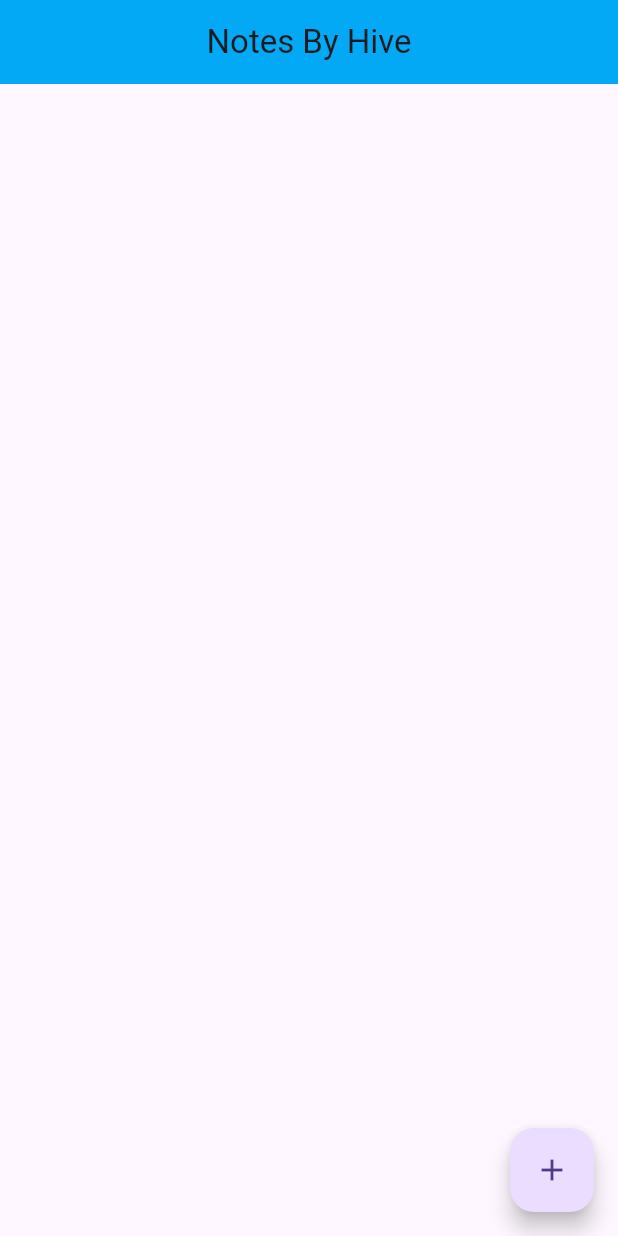
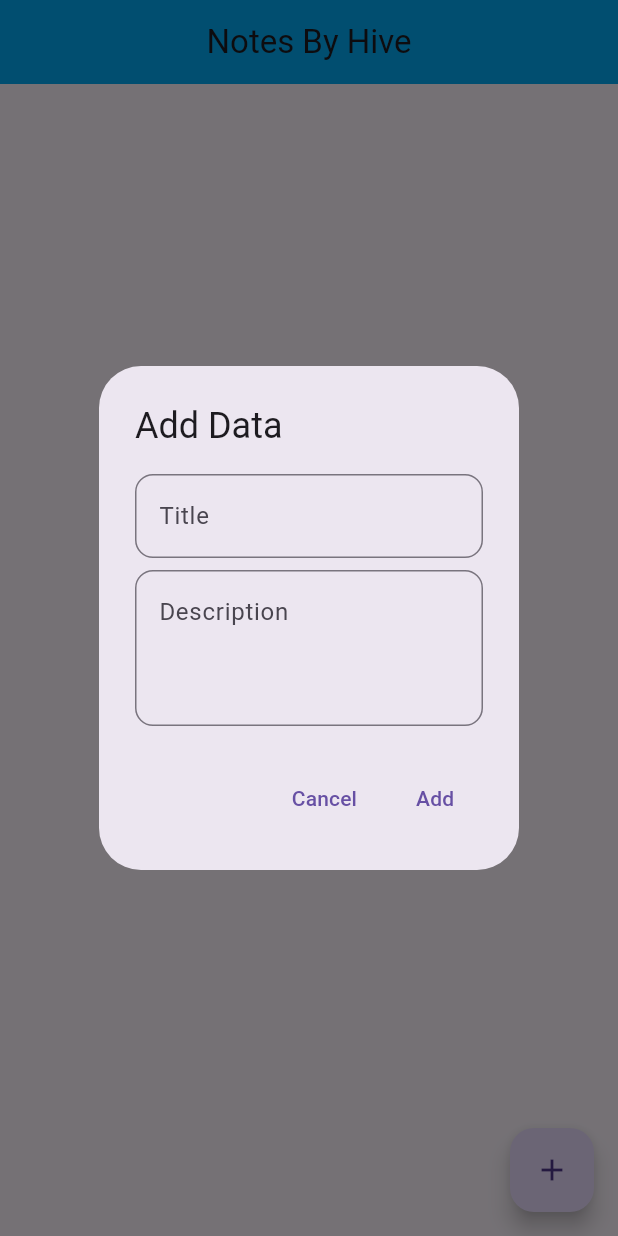
Before and after one commit to Roman-Dewan/noteApp_by_hive, a Flutter app: the screen it shows after launch, after a tap on the "add" icon, on a phone screen of 412 x 824 dp. Run offline on Flutter 3.47's test engine with Material 3 defaults, Android fonts, the phone set to English and light mode, and no system bars; our stand-ins replace hive; accounts and stored records are empty.

Commit message:
home screen set up processing

```diff
--- a/lib/home_screen.dart
+++ b/lib/home_screen.dart
@@ -9,6 +9,9 @@ class HomeScreen extends StatefulWidget {
 }
 
 class _HomeScreenState extends State<HomeScreen> {
+
+  final TextEditingController _titleTEController = TextEditingController();
+  final TextEditingController _descriptionTEController = TextEditingController();
   @override
   Widget build(BuildContext context) {
     return Scaffold(
@@ -17,17 +20,73 @@ class _HomeScreenState extends State<HomeScreen> {
         centerTitle: true,
         backgroundColor: Colors.lightBlue,
       ),
-      body: Column(
-        children: [
+      body: Column(children: [
 
         ],
       ),
       floatingActionButton: FloatingActionButton(
-        onPressed: () {
-
+        onPressed: () async {
+          _showMyDialog();
         },
         child: Icon(Icons.add),
       ),
     );
   }
+
+  Future<void> _showMyDialog() async {
+    return showDialog(
+      context: context,
+      builder: (context) {
+        return AlertDialog(
+          title: Text("Add Data"),
+          content:  SingleChildScrollView(
+            child: Column(
+              children: [
+                // title
+                TextFormField(
+                  controller: _titleTEController,
+                  decoration: InputDecoration(
+                    border: OutlineInputBorder(
+                      borderRadius: BorderRadius.circular(12),
+                    ),
+                    hintText: "Title"
+                  ),
+                ),
+                const SizedBox(height: 8),
+                // description
+                TextFormField(
+                  maxLines: 3,
+                  controller: _descriptionTEController,
+                  decoration: InputDecoration(
+                    border: OutlineInputBorder(
+                      borderRadius: BorderRadius.circular(12),
+                    ),
+                    hintText: "Description"
+                  ),
+                ),
+              ],
+            ),
+          ),
+          actions: [
+
+            // cancel button
+            TextButton(
+              onPressed: () {
+                Navigator.pop(context);
+              },
+              child: Text("Cancel"),
+            ),
+
+            // Add Button
+            TextButton(
+              onPressed: () {
+                Navigator.pop(context);
+              },
+              child: Text("Add"),
+            ),
+          ],
+        );
+      },
+    );
+  }
 }
```
